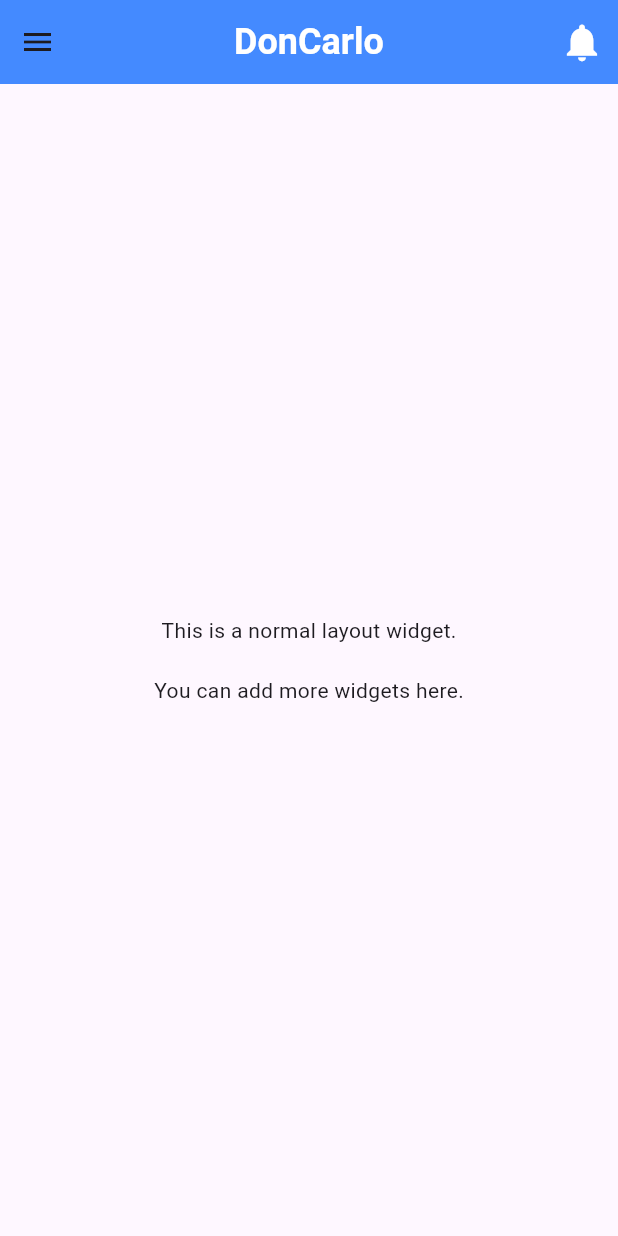
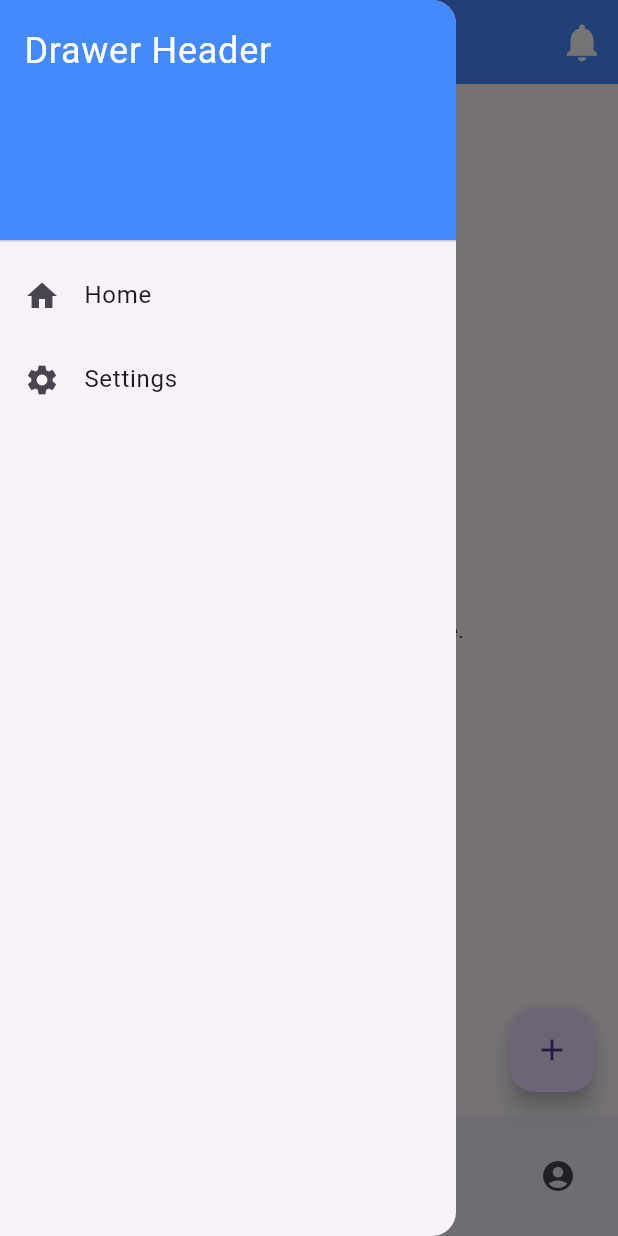
Before and after one commit to UncleDonCarlo/Boba-Shop-Flutter, a Flutter app: the screen it shows after launch, with the side drawer open (before the commit the screen has no drawer), on a phone screen of 412 x 824 dp. Run offline on Flutter 3.47's test engine with Material 3 defaults, Android fonts, the phone set to English and light mode, and no system bars.

Commit message:
Implement : Menu bar

```diff
--- a/lib/features/presentation/layout/NormalLayout.dart
+++ b/lib/features/presentation/layout/NormalLayout.dart
@@ -13,6 +13,77 @@ class NormalLayout extends StatelessWidget {
       body: Center(
         child: Home(),
       ),
+      drawer: Drawer(
+        child: ListView(
+          padding: EdgeInsets.zero,
+          children: <Widget>[
+            DrawerHeader(
+              decoration: BoxDecoration(
+                color: Colors.blueAccent,
+              ),
+              child: Text(
+                'Drawer Header',
+                style: TextStyle(
+                  color: Colors.white,
+                  fontSize: 24,
+                ),
+              ),
+            ),
+            ListTile(
+              leading: Icon(Icons.home),
+              title: Text('Home'),
+              onTap: () {
+                Navigator.pop(context);
+              },
+            ),
+            ListTile(
+              leading: Icon(Icons.settings),
+              title: Text('Settings'),
+              onTap: () {
+                Navigator.pop(context);
+              },
+            ),
+          ],
+        ),
+      ),
+      floatingActionButton: FloatingActionButton(
+        onPressed: () {
+          // Action to perform when the button is pressed
+        },
+        child: Icon(Icons.add),
+        tooltip: 'Add',
+      ),
+      bottomNavigationBar: BottomAppBar(
+        child: Row(
+          mainAxisAlignment: MainAxisAlignment.spaceBetween,
+          children: <Widget>[
+            IconButton(
+              icon: Icon(Icons.home),
+              onPressed: () {
+                // Action to perform when the home icon is pressed
+              },
+            ),
+            IconButton(
+              icon: Icon(Icons.search),
+              onPressed: () {
+                // Action to perform when the search icon is pressed
+              },
+            ),
+            IconButton(
+              icon: Icon(Icons.notifications),
+              onPressed: () {
+                // Action to perform when the notifications icon is pressed
+              },
+            ),
+            IconButton(
+              icon: Icon(Icons.account_circle),
+              onPressed: () {
+                // Action to perform when the account icon is pressed
+              },
+            ),
+          ],
+        ),
+      ),
     );
   }
 }
```
